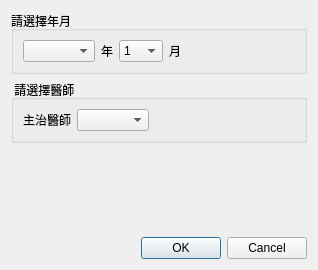
Before: the Qt Designer form ui/dialog_date_picker.ui in picacat/pymedical, drawn with Qt 5.
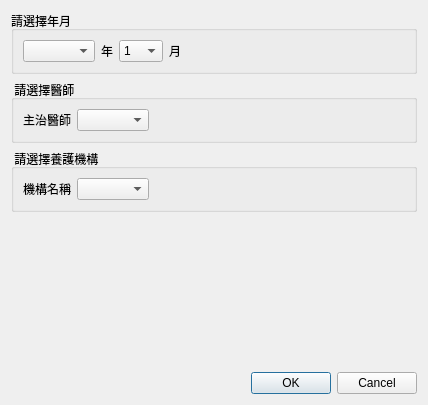
After: the same form once the commit is applied.

Commit message: 2026-01-04 照護機構院民資料統計表可以選擇機構名稱跟主治醫師

```diff
--- a/ui/dialog_date_picker.ui
+++ b/ui/dialog_date_picker.ui
@@ -9,8 +9,8 @@
    <rect>
     <x>0</x>
     <y>0</y>
-    <width>318</width>
-    <height>270</height>
+    <width>428</width>
+    <height>405</height>
    </rect>
   </property>
   <property name="sizePolicy">
@@ -167,6 +167,41 @@
      </layout>
     </widget>
    </item>
+   <item>
+    <widget class="QGroupBox" name="groupBox_nursing_home">
+     <property name="title">
+      <string> 請選擇養護機構</string>
+     </property>
+     <property name="flat">
+      <bool>true</bool>
+     </property>
+     <layout class="QGridLayout" name="gridLayout_3">
+      <item row="0" column="0">
+       <widget class="QLabel" name="label_3">
+        <property name="text">
+         <string>機構名稱</string>
+        </property>
+       </widget>
+      </item>
+      <item row="0" column="1">
+       <widget class="QComboBox" name="comboBox_nursing_home"/>
+      </item>
+      <item row="0" column="2">
+       <spacer name="horizontalSpacer_3">
+        <property name="orientation">
+         <enum>Qt::Horizontal</enum>
+        </property>
+        <property name="sizeHint" stdset="0">
+         <size>
+          <width>40</width>
+          <height>20</height>
+         </size>
+        </property>
+       </spacer>
+      </item>
+     </layout>
+    </widget>
+   </item>
    <item>
     <spacer name="verticalSpacer">
      <property name="orientation">
```
The commit also changes 6 other files.
